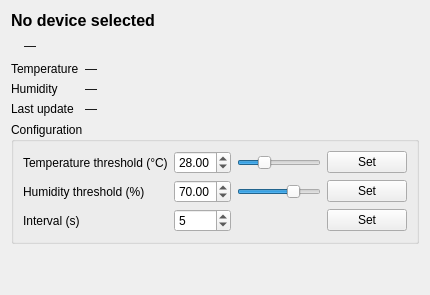
Before: the Qt Designer form desktop/src/app/DeviceDetailPanel.ui in P175B178/project-full-impl, drawn with Qt 5.
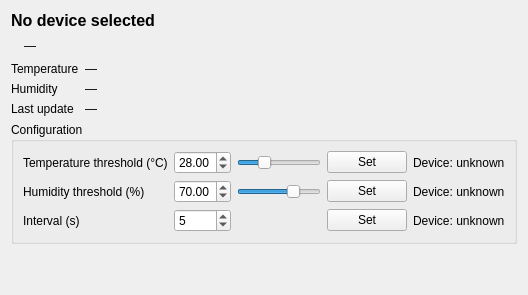
After: the same form once the commit is applied.

Commit message:
Show the settings a device was last sent
Until a setting arrives, the panel says it is unknown.

Diff of the .ui file:
```diff
--- a/desktop/src/app/DeviceDetailPanel.ui
+++ b/desktop/src/app/DeviceDetailPanel.ui
@@ -95,7 +95,7 @@
      <property name="title">
       <string>Configuration</string>
      </property>
-     <layout class="QGridLayout" name="controlsGrid" columnstretch="0,0,1,0">
+     <layout class="QGridLayout" name="controlsGrid" columnstretch="0,0,1,0,0">
       <item row="0" column="0">
        <widget class="QLabel" name="temperatureThresholdCaption">
         <property name="text">
@@ -127,6 +127,13 @@
         </property>
        </widget>
       </item>
+      <item row="0" column="4">
+       <widget class="QLabel" name="temperatureThresholdDeviceLabel">
+        <property name="text">
+         <string>Device: unknown</string>
+        </property>
+       </widget>
+      </item>
       <item row="1" column="0">
        <widget class="QLabel" name="humidityThresholdCaption">
         <property name="text">
@@ -158,6 +165,13 @@
         </property>
        </widget>
       </item>
+      <item row="1" column="4">
+       <widget class="QLabel" name="humidityThresholdDeviceLabel">
+        <property name="text">
+         <string>Device: unknown</string>
+        </property>
+       </widget>
+      </item>
       <item row="2" column="0">
        <widget class="QLabel" name="intervalCaption">
         <property name="text">
@@ -179,6 +193,13 @@
         </property>
        </widget>
       </item>
+      <item row="2" column="4">
+       <widget class="QLabel" name="intervalDeviceLabel">
+        <property name="text">
+         <string>Device: unknown</string>
+        </property>
+       </widget>
+      </item>
      </layout>
     </widget>
    </item>
```
The commit also changes 3 other files.
